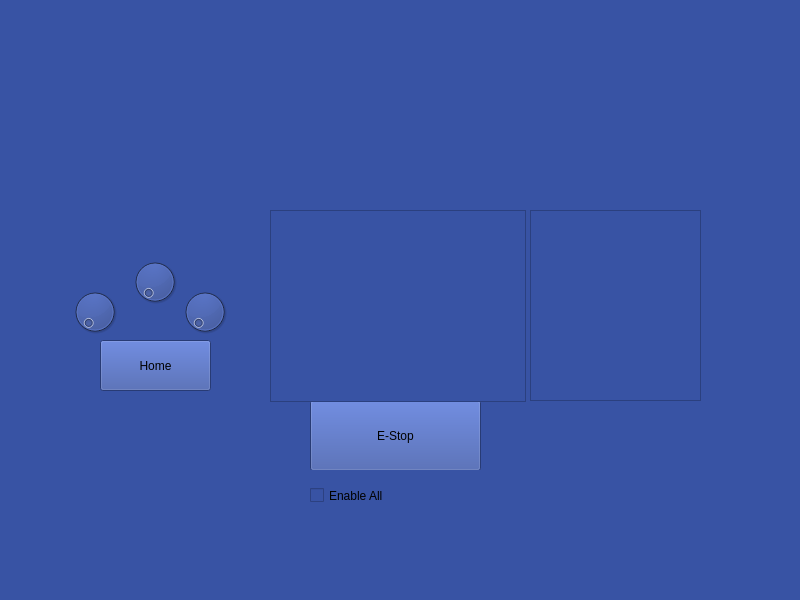
This is src/form.ui in EAOZONE/MotionSimRepo as Qt 5 draws it before an edit. The edited form follows.
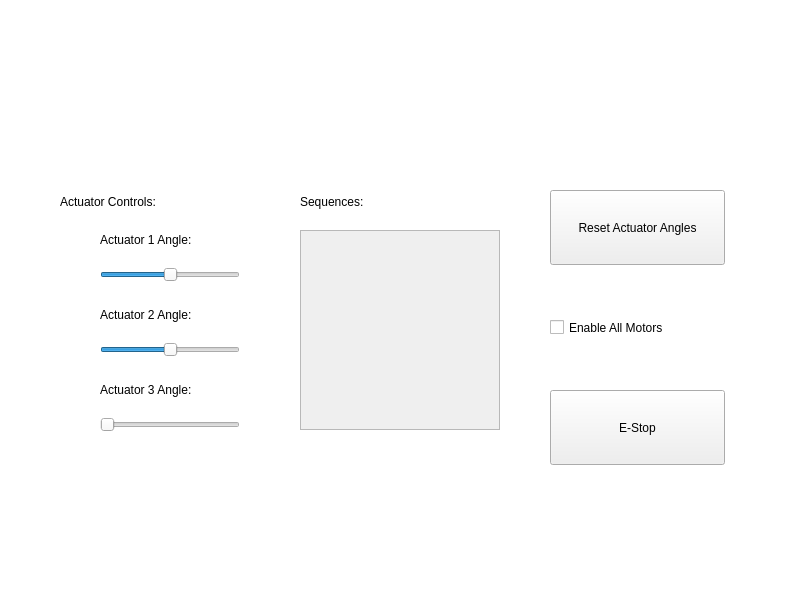
This is the edited form.

Commit message: Adds style sheet form.ui etc. to be able to edit a lot easier than python code

What changed in the file:
```diff
--- a/src/form.ui
+++ b/src/form.ui
@@ -10,122 +10,88 @@
     <height>600</height>
    </rect>
   </property>
-  <property name="windowTitle">
-   <string>Widget</string>
-  </property>
-  <property name="styleSheet">
-   <string notr="true">background-color: rgb(56, 83, 164);</string>
-  </property>
-  <widget class="QPushButton" name="pushButton">
-   <property name="geometry">
-    <rect>
-     <x>310</x>
-     <y>400</y>
-     <width>171</width>
-     <height>71</height>
-    </rect>
-   </property>
-   <property name="text">
-    <string>E-Stop</string>
-   </property>
-  </widget>
+  <property name="windowTitle"><string>Motion Simulator User Interface</string></property>
+
+  <!-- Background + overlay (you'll set scene in Python) -->
   <widget class="QGraphicsView" name="graphicsView">
    <property name="geometry">
-    <rect>
-     <x>270</x>
-     <y>210</y>
-     <width>256</width>
-     <height>192</height>
-    </rect>
+    <rect><x>0</x><y>0</y><width>800</width><height>600</height></rect>
    </property>
+   <property name="frameShape">
+    <enum>QFrame::NoFrame</enum>
+   </property>
+   <property name="horizontalScrollBarPolicy">
+    <enum>Qt::ScrollBarAlwaysOff</enum>
+   </property>
+   <property name="verticalScrollBarPolicy">
+    <enum>Qt::ScrollBarAlwaysOff</enum>
+   </property>
+  </widget>
+
+  <!-- Labels that were previously drawn via QGraphicsTextItem -->
+  <widget class="QLabel" name="labelActuatorControls">
+   <property name="geometry"><rect><x>60</x><y>190</y><width>200</width><height>24</height></rect></property>
+   <property name="text"><string>Actuator Controls:</string></property>
+  </widget>
+  <widget class="QLabel" name="labelA1">
+   <property name="geometry"><rect><x>100</x><y>230</y><width>160</width><height>20</height></rect></property>
+   <property name="text"><string>Actuator 1 Angle:</string></property>
+  </widget>
+  <widget class="QLabel" name="labelA2">
+   <property name="geometry"><rect><x>100</x><y>305</y><width>160</width><height>20</height></rect></property>
+   <property name="text"><string>Actuator 2 Angle:</string></property>
+  </widget>
+  <widget class="QLabel" name="labelA3">
+   <property name="geometry"><rect><x>100</x><y>380</y><width>160</width><height>20</height></rect></property>
+   <property name="text"><string>Actuator 3 Angle:</string></property>
+  </widget>
+
+  <!-- Sliders -->
+  <widget class="QSlider" name="angle1Slider">
+   <property name="geometry"><rect><x>100</x><y>250</y><width>140</width><height>50</height></rect></property>
+   <property name="orientation"><enum>Qt::Horizontal</enum></property>
+   <property name="minimum"><number>-45</number></property>
+   <property name="maximum"><number>45</number></property>
+  </widget>
+  <widget class="QSlider" name="angle2Slider">
+   <property name="geometry"><rect><x>100</x><y>325</y><width>140</width><height>50</height></rect></property>
+   <property name="orientation"><enum>Qt::Horizontal</enum></property>
+   <property name="minimum"><number>-45</number></property>
+   <property name="maximum"><number>45</number></property>
+  </widget>
+  <widget class="QSlider" name="angle3Slider">
+   <property name="geometry"><rect><x>100</x><y>400</y><width>140</width><height>50</height></rect></property>
+   <property name="orientation"><enum>Qt::Horizontal</enum></property>
+   <property name="minimum"><number>0</number></property>
+   <property name="maximum"><number>180</number></property>
+  </widget>
+
+  <!-- Right-side controls -->
+  <widget class="QPushButton" name="homeButton">
+   <property name="geometry"><rect><x>550</x><y>190</y><width>175</width><height>75</height></rect></property>
+   <property name="text"><string>Reset Actuator Angles</string></property>
+  </widget>
+  <widget class="QCheckBox" name="enableAllCheck">
+   <property name="geometry"><rect><x>550</x><y>290</y><width>175</width><height>75</height></rect></property>
+   <property name="text"><string>Enable All Motors</string></property>
+  </widget>
+  <widget class="QPushButton" name="eStopButton">
+   <property name="geometry"><rect><x>550</x><y>390</y><width>175</width><height>75</height></rect></property>
+   <property name="text"><string>E-Stop</string></property>
+  </widget>
+
+  <!-- Sequences -->
+  <widget class="QLabel" name="labelSequences">
+   <property name="geometry"><rect><x>300</x><y>190</y><width>120</width><height>24</height></rect></property>
+   <property name="text"><string>Sequences:</string></property>
   </widget>
   <widget class="QScrollArea" name="scrollArea">
-   <property name="geometry">
-    <rect>
-     <x>530</x>
-     <y>210</y>
-     <width>171</width>
-     <height>191</height>
-    </rect>
-   </property>
-   <property name="widgetResizable">
-    <bool>true</bool>
-   </property>
+   <property name="geometry"><rect><x>300</x><y>230</y><width>200</width><height>200</height></rect></property>
+   <property name="widgetResizable"><bool>true</bool></property>
    <widget class="QWidget" name="scrollAreaWidgetContents">
-    <property name="geometry">
-     <rect>
-      <x>0</x>
-      <y>0</y>
-      <width>169</width>
-      <height>189</height>
-     </rect>
-    </property>
+    <property name="geometry"><rect><x>0</x><y>0</y><width>198</width><height>198</height></rect></property>
    </widget>
   </widget>
-  <widget class="QDial" name="Actuator1">
-   <property name="geometry">
-    <rect>
-     <x>130</x>
-     <y>250</y>
-     <width>50</width>
-     <height>64</height>
-    </rect>
-   </property>
-  </widget>
-  <widget class="QDial" name="Actuator2">
-   <property name="geometry">
-    <rect>
-     <x>180</x>
-     <y>280</y>
-     <width>50</width>
-     <height>64</height>
-    </rect>
-   </property>
-  </widget>
-  <widget class="QDial" name="Actuator3">
-   <property name="geometry">
-    <rect>
-     <x>70</x>
-     <y>280</y>
-     <width>50</width>
-     <height>64</height>
-    </rect>
-   </property>
-  </widget>
-  <widget class="QPushButton" name="pushButton_2">
-   <property name="geometry">
-    <rect>
-     <x>100</x>
-     <y>340</y>
-     <width>111</width>
-     <height>51</height>
-    </rect>
-   </property>
-   <property name="text">
-    <string>Home</string>
-   </property>
-  </widget>
-  <widget class="QCheckBox" name="checkBox">
-   <property name="geometry">
-    <rect>
-     <x>310</x>
-     <y>470</y>
-     <width>171</width>
-     <height>51</height>
-    </rect>
-   </property>
-   <property name="text">
-    <string>Enable All</string>
-   </property>
-  </widget>
-  <zorder>Actuator2</zorder>
-  <zorder>pushButton</zorder>
-  <zorder>graphicsView</zorder>
-  <zorder>scrollArea</zorder>
-  <zorder>Actuator1</zorder>
-  <zorder>Actuator3</zorder>
-  <zorder>pushButton_2</zorder>
-  <zorder>checkBox</zorder>
  </widget>
  <resources/>
  <connections/>
```
Left out of the diff: 7 changed lines with no effect on the pictures. The commit also changes 4 other files.
